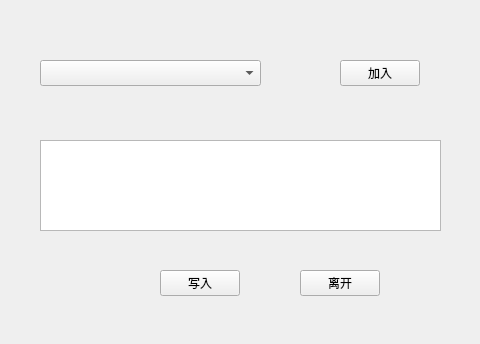
Above: diagnosis.ui from mawang98/MICU_checkout before the change. Below: the same form after it.
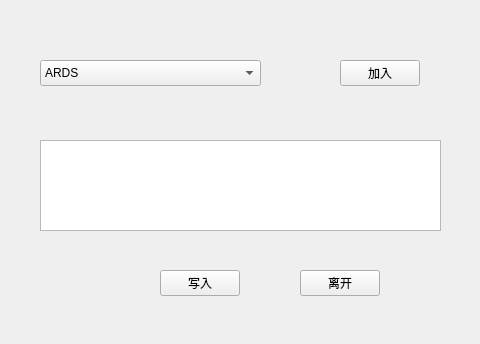
That is the form after the change.

Diff of the .ui file:
```diff
--- a/diagnosis.ui
+++ b/diagnosis.ui
@@ -25,11 +25,6 @@
      <height>26</height>
     </rect>
    </property>
-   <item>
-    <property name="text">
-     <string/>
-    </property>
-   </item>
    <item>
     <property name="text">
      <string>ARDS</string>
```
